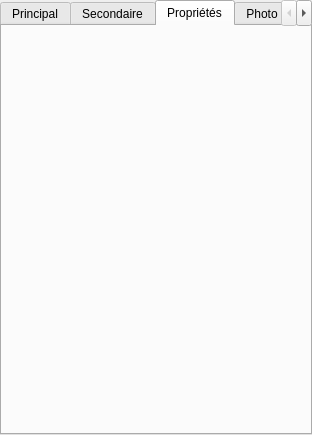
Before: the Qt Designer form Lamia/toolprepro/vnf/lamiavnf_equipement_tool_ui.ui in Artelia/Lamia, drawn with Qt 5.
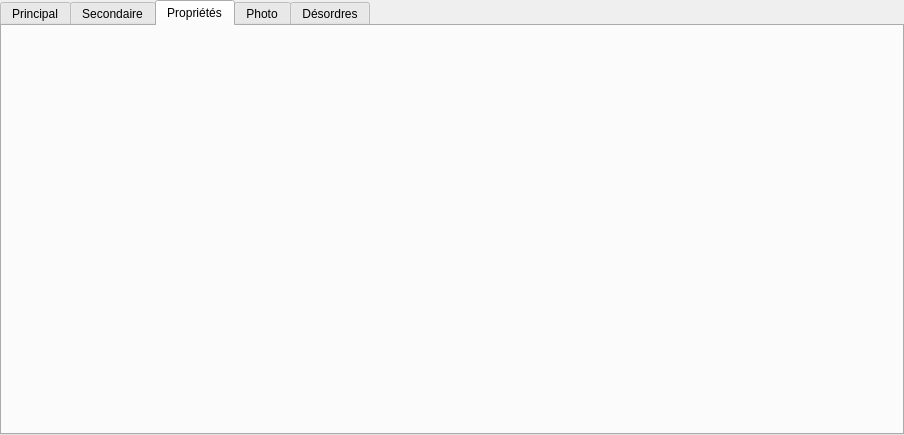
After: the same form once the commit is applied. The open tabs and pages were chosen to show the change.

Commit message: Adapt VNF GUI

Diff of the .ui file:
```diff
--- a/Lamia/toolprepro/vnf/lamiavnf_equipement_tool_ui.ui
+++ b/Lamia/toolprepro/vnf/lamiavnf_equipement_tool_ui.ui
@@ -6,7 +6,7 @@
    <rect>
     <x>0</x>
     <y>0</y>
-    <width>312</width>
+    <width>481</width>
     <height>435</height>
    </rect>
   </property>
@@ -242,6 +242,12 @@
       </layout>
      </widget>
      <widget class="QWidget" name="tab_3">
+      <property name="minimumSize">
+       <size>
+        <width>900</width>
+        <height>0</height>
+       </size>
+      </property>
       <attribute name="title">
        <string>Propriétés</string>
       </attribute>
```
Left out of the diff: 2 changed lines with no effect on the pictures. The commit also changes 4 other files.
